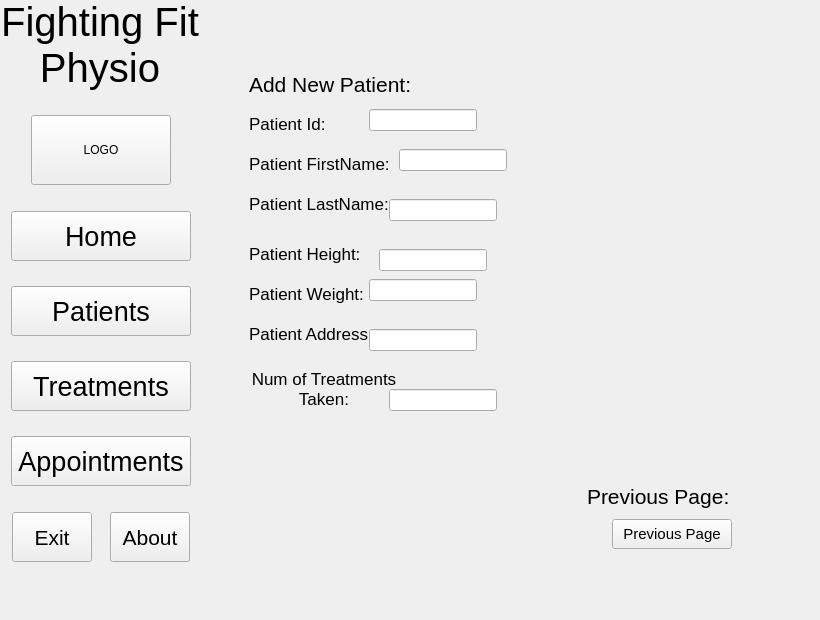
Qt form FIA3.ui (srcoggin/FIA3) before a commit.
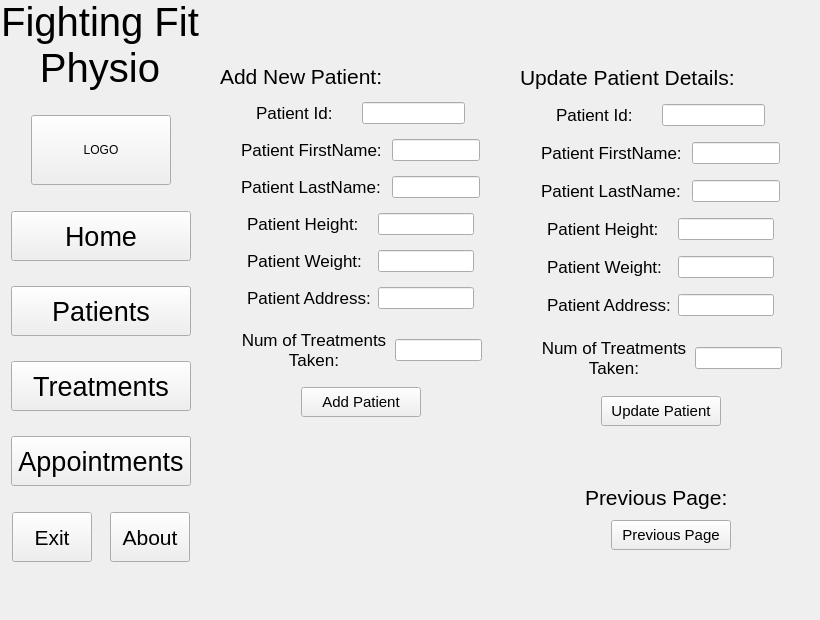
The same form after that commit.

Commit message: Coding page 2 patients, having an annoyance with sql and "parameters"

What changed in the file:
```diff
--- a/FIA3.ui
+++ b/FIA3.ui
@@ -22,8 +22,8 @@
   <widget class="QStackedWidget" name="stackedWidget">
    <property name="geometry">
     <rect>
-     <x>219</x>
-     <y>19</y>
+     <x>220</x>
+     <y>10</y>
      <width>591</width>
      <height>581</height>
     </rect>
@@ -897,9 +897,9 @@
     <widget class="QWidget" name="layoutWidget_2">
      <property name="geometry">
       <rect>
-       <x>320</x>
-       <y>460</y>
-       <width>266</width>
+       <x>340</x>
+       <y>470</y>
+       <width>221</width>
        <height>72</height>
       </rect>
      </property>
@@ -1014,15 +1014,532 @@
       </item>
      </layout>
     </widget>
+    <widget class="QWidget" name="layoutWidget_3">
+     <property name="geometry">
+      <rect>
+       <x>300</x>
+       <y>50</y>
+       <width>281</width>
+       <height>368</height>
+      </rect>
+     </property>
+     <layout class="QVBoxLayout" name="verticalLayout_11">
+      <item>
+       <layout class="QHBoxLayout" name="horizontalLayout_31">
+        <item>
+         <widget class="QLabel" name="label_21">
+          <property name="minimumSize">
+           <size>
+            <width>220</width>
+            <height>30</height>
+           </size>
+          </property>
+          <property name="maximumSize">
+           <size>
+            <width>220</width>
+            <height>30</height>
+           </size>
+          </property>
+          <property name="font">
+           <font>
+            <pointsize>16</pointsize>
+           </font>
+          </property>
+          <property name="text">
+           <string>Update Patient Details:</string>
+          </property>
+         </widget>
+        </item>
+        <item>
+         <spacer name="horizontalSpacer_54">
+          <property name="orientation">
+           <enum>Qt::Horizontal</enum>
+          </property>
+          <property name="sizeHint" stdset="0">
+           <size>
+            <width>40</width>
+            <height>20</height>
+           </size>
+          </property>
+         </spacer>
+        </item>
+       </layout>
+      </item>
+      <item>
+       <layout class="QHBoxLayout" name="horizontalLayout_32">
+        <item>
+         <spacer name="horizontalSpacer_55">
+          <property name="orientation">
+           <enum>Qt::Horizontal</enum>
+          </property>
+          <property name="sizeHint" stdset="0">
+           <size>
+            <width>40</width>
+            <height>20</height>
+           </size>
+          </property>
+         </spacer>
+        </item>
+        <item>
+         <widget class="QLabel" name="label_22">
+          <property name="minimumSize">
+           <size>
+            <width>100</width>
+            <height>30</height>
+           </size>
+          </property>
+          <property name="maximumSize">
+           <size>
+            <width>100</width>
+            <height>30</height>
+           </size>
+          </property>
+          <property name="font">
+           <font>
+            <pointsize>13</pointsize>
+           </font>
+          </property>
+          <property name="text">
+           <string>Patient Id:</string>
+          </property>
+         </widget>
+        </item>
+        <item>
+         <widget class="QLineEdit" name="Update_Patient_Id"/>
+        </item>
+        <item>
+         <spacer name="horizontalSpacer_56">
+          <property name="orientation">
+           <enum>Qt::Horizontal</enum>
+          </property>
+          <property name="sizeHint" stdset="0">
+           <size>
+            <width>40</width>
+            <height>20</height>
+           </size>
+          </property>
+         </spacer>
+        </item>
+       </layout>
+      </item>
+      <item>
+       <layout class="QHBoxLayout" name="horizontalLayout_33">
+        <item>
+         <spacer name="horizontalSpacer_57">
+          <property name="orientation">
+           <enum>Qt::Horizontal</enum>
+          </property>
+          <property name="sizeHint" stdset="0">
+           <size>
+            <width>40</width>
+            <height>20</height>
+           </size>
+          </property>
+         </spacer>
+        </item>
+        <item>
+         <widget class="QLabel" name="label_23">
+          <property name="minimumSize">
+           <size>
+            <width>145</width>
+            <height>30</height>
+           </size>
+          </property>
+          <property name="maximumSize">
+           <size>
+            <width>145</width>
+            <height>30</height>
+           </size>
+          </property>
+          <property name="font">
+           <font>
+            <pointsize>13</pointsize>
+           </font>
+          </property>
+          <property name="text">
+           <string>Patient FirstName:</string>
+          </property>
+         </widget>
+        </item>
+        <item>
+         <widget class="QLineEdit" name="Update_Patient_FirstName"/>
+        </item>
+        <item>
+         <spacer name="horizontalSpacer_58">
+          <property name="orientation">
+           <enum>Qt::Horizontal</enum>
+          </property>
+          <property name="sizeHint" stdset="0">
+           <size>
+            <width>40</width>
+            <height>20</height>
+           </size>
+          </property>
+         </spacer>
+        </item>
+       </layout>
+      </item>
+      <item>
+       <layout class="QHBoxLayout" name="horizontalLayout_34">
+        <item>
+         <spacer name="horizontalSpacer_59">
+          <property name="orientation">
+           <enum>Qt::Horizontal</enum>
+          </property>
+          <property name="sizeHint" stdset="0">
+           <size>
+            <width>40</width>
+            <height>20</height>
+           </size>
+          </property>
+         </spacer>
+        </item>
+        <item>
+         <widget class="QLabel" name="label_24">
+          <property name="minimumSize">
+           <size>
+            <width>145</width>
+            <height>30</height>
+           </size>
+          </property>
+          <property name="maximumSize">
+           <size>
+            <width>145</width>
+            <height>30</height>
+           </size>
+          </property>
+          <property name="font">
+           <font>
+            <pointsize>13</pointsize>
+           </font>
+          </property>
+          <property name="text">
+           <string>Patient LastName:</string>
+          </property>
+         </widget>
+        </item>
+        <item>
+         <widget class="QLineEdit" name="Update_Patient_LastName"/>
+        </item>
+        <item>
+         <spacer name="horizontalSpacer_60">
+          <property name="orientation">
+           <enum>Qt::Horizontal</enum>
+          </property>
+          <property name="sizeHint" stdset="0">
+           <size>
+            <width>40</width>
+            <height>20</height>
+           </size>
+          </property>
+         </spacer>
+        </item>
+       </layout>
+      </item>
+      <item>
+       <layout class="QHBoxLayout" name="horizontalLayout_35">
+        <item>
+         <spacer name="horizontalSpacer_61">
+          <property name="orientation">
+           <enum>Qt::Horizontal</enum>
+          </property>
+          <property name="sizeHint" stdset="0">
+           <size>
+            <width>40</width>
+            <height>20</height>
+           </size>
+          </property>
+         </spacer>
+        </item>
+        <item>
+         <widget class="QLabel" name="label_25">
+          <property name="minimumSize">
+           <size>
+            <width>125</width>
+            <height>30</height>
+           </size>
+          </property>
+          <property name="maximumSize">
+           <size>
+            <width>125</width>
+            <height>30</height>
+           </size>
+          </property>
+          <property name="font">
+           <font>
+            <pointsize>13</pointsize>
+           </font>
+          </property>
+          <property name="text">
+           <string>Patient Height:</string>
+          </property>
+         </widget>
+        </item>
+        <item>
+         <widget class="QLineEdit" name="Update_Patient_Height"/>
+        </item>
+        <item>
+         <spacer name="horizontalSpacer_62">
+          <property name="orientation">
+           <enum>Qt::Horizontal</enum>
+          </property>
+          <property name="sizeHint" stdset="0">
+           <size>
+            <width>40</width>
+            <height>20</height>
+           </size>
+          </property>
+         </spacer>
+        </item>
+       </layout>
+      </item>
+      <item>
+       <layout class="QHBoxLayout" name="horizontalLayout_36">
+        <item>
+         <spacer name="horizontalSpacer_63">
+          <property name="orientation">
+           <enum>Qt::Horizontal</enum>
+          </property>
+          <property name="sizeHint" stdset="0">
+           <size>
+            <width>40</width>
+            <height>20</height>
+           </size>
+          </property>
+         </spacer>
+        </item>
+        <item>
+         <widget class="QLabel" name="label_26">
+          <property name="minimumSize">
+           <size>
+            <width>125</width>
+            <height>30</height>
+           </size>
+          </property>
+          <property name="maximumSize">
+           <size>
+            <width>125</width>
+            <height>30</height>
+           </size>
+          </property>
+          <property name="font">
+           <font>
+            <pointsize>13</pointsize>
+           </font>
+          </property>
+          <property name="text">
+           <string>Patient Weight:</string>
+          </property>
+         </widget>
+        </item>
+        <item>
+         <widget class="QLineEdit" name="Update_Patient_Weight"/>
+        </item>
+        <item>
+         <spacer name="horizontalSpacer_64">
+          <property name="orientation">
+           <enum>Qt::Horizontal</enum>
+          </property>
+          <property name="sizeHint" stdset="0">
+           <size>
+            <width>40</width>
+            <height>20</height>
+           </size>
+          </property>
+         </spacer>
+        </item>
+       </layout>
+      </item>
+      <item>
+       <layout class="QHBoxLayout" name="horizontalLayout_37">
+        <item>
+         <spacer name="horizontalSpacer_65">
+          <property name="orientation">
+           <enum>Qt::Horizontal</enum>
+          </property>
+          <property name="sizeHint" stdset="0">
+           <size>
+            <width>40</width>
+            <height>20</height>
+           </size>
+          </property>
+         </spacer>
+        </item>
+        <item>
+         <widget class="QLabel" name="label_27">
+          <property name="minimumSize">
+           <size>
+            <width>125</width>
+            <height>30</height>
+           </size>
+          </property>
+          <property name="maximumSize">
+           <size>
+            <width>125</width>
+            <height>30</height>
+           </size>
+          </property>
+          <property name="font">
+           <font>
+            <pointsize>13</pointsize>
+           </font>
+          </property>
+          <property name="text">
+           <string>Patient Address:</string>
+          </property>
+         </widget>
+        </item>
+        <item>
+         <widget class="QLineEdit" name="Update_Patient_Address"/>
+        </item>
+        <item>
+         <spacer name="horizontalSpacer_66">
+          <property name="orientation">
+           <enum>Qt::Horizontal</enum>
+          </property>
+          <property name="sizeHint" stdset="0">
+           <size>
+            <width>40</width>
+            <height>20</height>
+           </size>
+          </property>
+         </spacer>
+        </item>
+       </layout>
+      </item>
+      <item>
+       <layout class="QHBoxLayout" name="horizontalLayout_38">
+        <item>
+         <spacer name="horizontalSpacer_67">
+          <property name="orientation">
+           <enum>Qt::Horizontal</enum>
+          </property>
+          <property name="sizeHint" stdset="0">
+           <size>
+            <width>40</width>
+            <height>20</height>
+           </size>
+          </property>
+         </spacer>
+        </item>
+        <item>
+         <widget class="QLabel" name="label_28">
+          <property name="minimumSize">
+           <size>
+            <width>150</width>
+            <height>60</height>
+           </size>
+          </property>
+          <property name="maximumSize">
+           <size>
+            <width>150</width>
+            <height>60</height>
+           </size>
+          </property>
+          <property name="font">
+           <font>
+            <pointsize>13</pointsize>
+           </font>
+          </property>
+          <property name="text">
+           <string>Num of Treatments Taken:</string>
+          </property>
+          <property name="alignment">
+           <set>Qt::AlignCenter</set>
+          </property>
+          <property name="wordWrap">
+           <bool>true</bool>
+          </property>
+         </widget>
+        </item>
+        <item>
+         <widget class="QLineEdit" name="Update_Num_Of_Treatments"/>
+        </item>
+        <item>
+         <spacer name="horizontalSpacer_68">
+          <property name="orientation">
+           <enum>Qt::Horizontal</enum>
+          </property>
+          <property name="sizeHint" stdset="0">
+           <size>
+            <width>40</width>
+            <height>20</height>
+           </size>
+          </property>
+         </spacer>
+        </item>
+       </layout>
+      </item>
+      <item>
+       <layout class="QHBoxLayout" name="horizontalLayout_39">
+        <item>
+         <spacer name="horizontalSpacer_69">
+          <property name="orientation">
+           <enum>Qt::Horizontal</enum>
+          </property>
+          <property name="sizeHint" stdset="0">
+           <size>
+            <width>40</width>
+            <height>20</height>
+           </size>
+          </property>
+         </spacer>
+        </item>
+        <item>
+         <widget class="QPushButton" name="Update_Patient_Button">
+          <property name="minimumSize">
+           <size>
+            <width>120</width>
+            <height>30</height>
+           </size>
+          </property>
+          <property name="maximumSize">
+           <size>
+            <width>120</width>
+            <height>30</height>
+           </size>
+          </property>
+          <property name="font">
+           <font>
+            <pointsize>11</pointsize>
+           </font>
+          </property>
+          <property name="text">
+           <string>Update Patient</string>
+          </property>
+         </widget>
+        </item>
+        <item>
+         <spacer name="horizontalSpacer_70">
+          <property name="orientation">
+           <enum>Qt::Horizontal</enum>
+          </property>
+          <property name="sizeHint" stdset="0">
+           <size>
+            <width>40</width>
+            <height>20</height>
+           </size>
+          </property>
+         </spacer>
+        </item>
+       </layout>
+      </item>
+     </layout>
+    </widget>
+    <widget class="QWidget" name="">
+     <property name="geometry">
+      <rect>
+       <x>0</x>
+       <y>50</y>
+       <width>281</width>
+       <height>361</height>
+      </rect>
+     </property>
+     <layout class="QVBoxLayout" name="verticalLayout_10">
+      <item>
+       <layout class="QHBoxLayout" name="horizontalLayout_22">
+        <item>
     <widget class="QLabel" name="label_13">
-     <property name="geometry">
-      <rect>
-       <x>30</x>
-       <y>50</y>
-       <width>170</width>
-       <height>30</height>
-      </rect>
-     </property>
      <property name="minimumSize">
       <size>
        <width>170</width>
@@ -1044,15 +1561,39 @@
       <string>Add New Patient:</string>
      </property>
     </widget>
+        </item>
+        <item>
+         <spacer name="horizontalSpacer_37">
+          <property name="orientation">
+           <enum>Qt::Horizontal</enum>
+          </property>
+          <property name="sizeHint" stdset="0">
+           <size>
+            <width>40</width>
+            <height>20</height>
+           </size>
+          </property>
+         </spacer>
+        </item>
+       </layout>
+      </item>
+      <item>
+       <layout class="QHBoxLayout" name="horizontalLayout_23">
+        <item>
+         <spacer name="horizontalSpacer_38">
+          <property name="orientation">
+           <enum>Qt::Horizontal</enum>
+          </property>
+          <property name="sizeHint" stdset="0">
+           <size>
+            <width>40</width>
+            <height>20</height>
+           </size>
+          </property>
+         </spacer>
+        </item>
+        <item>
     <widget class="QLabel" name="label_14">
-     <property name="geometry">
-      <rect>
-       <x>30</x>
-       <y>90</y>
-       <width>100</width>
-       <height>30</height>
-      </rect>
-     </property>
      <property name="minimumSize">
       <size>
        <width>100</width>
@@ -1074,15 +1615,42 @@
       <string>Patient Id:</string>
      </property>
     </widget>
+        </item>
+        <item>
+         <widget class="QLineEdit" name="Add_Patient_Id"/>
+        </item>
+        <item>
+         <spacer name="horizontalSpacer_51">
+          <property name="orientation">
+           <enum>Qt::Horizontal</enum>
+          </property>
+          <property name="sizeHint" stdset="0">
+           <size>
+            <width>40</width>
+            <height>20</height>
+           </size>
+          </property>
+         </spacer>
+        </item>
+       </layout>
+      </item>
+      <item>
+       <layout class="QHBoxLayout" name="horizontalLayout_24">
+        <item>
+         <spacer name="horizontalSpacer_39">
+          <property name="orientation">
+           <enum>Qt::Horizontal</enum>
+          </property>
+          <property name="sizeHint" stdset="0">
+           <size>
+            <width>40</width>
+            <height>20</height>
+           </size>
+          </property>
+         </spacer>
+        </item>
+        <item>
     <widget class="QLabel" name="label_15">
-     <property name="geometry">
-      <rect>
-       <x>30</x>
-       <y>130</y>
-       <width>145</width>
-       <height>30</height>
-      </rect>
-     </property>
      <property name="minimumSize">
       <size>
        <width>145</width>
@@ -1104,15 +1672,42 @@
       <string>Patient FirstName:</string>
      </property>
     </widget>
+        </item>
+        <item>
+         <widget class="QLineEdit" name="Add_Patient__FirstName"/>
+        </item>
+        <item>
+         <spacer name="horizontalSpacer_50">
+          <property name="orientation">
+           <enum>Qt::Horizontal</enum>
+          </property>
+          <property name="sizeHint" stdset="0">
+           <size>
+            <width>40</width>
+            <height>20</height>
+           </size>
+          </property>
+         </spacer>
+        </item>
+       </layout>
+      </item>
+      <item>
+       <layout class="QHBoxLayout" name="horizontalLayout_25">
+        <item>
+         <spacer name="horizontalSpacer_40">
+          <property name="orientation">
+           <enum>Qt::Horizontal</enum>
+          </property>
+          <property name="sizeHint" stdset="0">
+           <size>
+            <width>40</width>
+            <height>20</height>
+           </size>
+          </property>
+         </spacer>
+        </item>
+        <item>
     <widget class="QLabel" name="label_16">
-     <property name="geometry">
-      <rect>
-       <x>30</x>
-       <y>170</y>
-       <width>145</width>
-       <height>30</height>
-      </rect>
-     </property>
      <property name="minimumSize">
       <size>
        <width>145</width>
@@ -1134,15 +1729,42 @@
       <string>Patient LastName:</string>
      </property>
     </widget>
+        </item>
+        <item>
+         <widget class="QLineEdit" name="Add_Patient_LastName"/>
+        </item>
+        <item>
+         <spacer name="horizontalSpacer_49">
+          <property name="orientation">
+           <enum>Qt::Horizontal</enum>
+          </property>
+          <property name="sizeHint" stdset="0">
+           <size>
+            <width>40</width>
+            <height>20</height>
+           </size>
+          </property>
+         </spacer>
+        </item>
+       </layout>
+      </item>
+      <item>
+       <layout class="QHBoxLayout" name="horizontalLayout_26">
+        <item>
+         <spacer name="horizontalSpacer_41">
+          <property name="orientation">
+           <enum>Qt::Horizontal</enum>
+          </property>
+          <property name="sizeHint" stdset="0">
+           <size>
+            <width>40</width>
+            <height>20</height>
+           </size>
+          </property>
+         </spacer>
+        </item>
+        <item>
     <widget class="QLabel" name="label_17">
-     <property name="geometry">
-      <rect>
-       <x>30</x>
-       <y>220</y>
-       <width>125</width>
-       <height>30</height>
-      </rect>
-     </property>
      <property name="minimumSize">
       <size>
        <width>125</width>
@@ -1164,15 +1786,42 @@
       <string>Patient Height:</string>
      </property>
     </widget>
+        </item>
+        <item>
+         <widget class="QLineEdit" name="Add_Patient_Height"/>
+        </item>
+        <item>
+         <spacer name="horizontalSpacer_48">
+          <property name="orientation">
+           <enum>Qt::Horizontal</enum>
+          </property>
+          <property name="sizeHint" stdset="0">
+           <size>
+            <width>40</width>
+            <height>20</height>
+           </size>
+          </property>
+         </spacer>
+        </item>
+       </layout>
+      </item>
+      <item>
+       <layout class="QHBoxLayout" name="horizontalLayout_27">
+        <item>
+         <spacer name="horizontalSpacer_42">
+          <property name="orientation">
+           <enum>Qt::Horizontal</enum>
+          </property>
+          <property name="sizeHint" stdset="0">
+           <size>
+            <width>40</width>
+            <height>20</height>
+           </size>
+          </property>
+         </spacer>
+        </item>
+        <item>
     <widget class="QLabel" name="label_18">
-     <property name="geometry">
-      <rect>
-       <x>30</x>
-       <y>260</y>
-       <width>125</width>
-       <height>30</height>
-      </rect>
-     </property>
      <property name="minimumSize">
       <size>
        <width>125</width>
@@ -1194,15 +1843,42 @@
       <string>Patient Weight:</string>
      </property>
     </widget>
+        </item>
+        <item>
+         <widget class="QLineEdit" name="Add_Patient_Weight"/>
+        </item>
+        <item>
+         <spacer name="horizontalSpacer_47">
+          <property name="orientation">
+           <enum>Qt::Horizontal</enum>
+          </property>
+          <property name="sizeHint" stdset="0">
+           <size>
+            <width>40</width>
+            <height>20</height>
+           </size>
+          </property>
+         </spacer>
+        </item>
+       </layout>
+      </item>
+      <item>
+       <layout class="QHBoxLayout" name="horizontalLayout_28">
+        <item>
+         <spacer name="horizontalSpacer_43">
+          <property name="orientation">
+           <enum>Qt::Horizontal</enum>
+          </property>
+          <property name="sizeHint" stdset="0">
+           <size>
+            <width>40</width>
+            <height>20</height>
+           </size>
+          </property>
+         </spacer>
+        </item>
+        <item>
     <widget class="QLabel" name="label_19">
-     <property name="geometry">
-      <rect>
-       <x>30</x>
-       <y>300</y>
-       <width>125</width>
-       <height>30</height>
-      </rect>
-     </property>
      <property name="minimumSize">
       <size>
        <width>125</width>
@@ -1221,18 +1897,45 @@
       </font>
      </property>
      <property name="text">
-      <string>Patient Address</string>
-     </property>
-    </widget>
+           <string>Patient Address:</string>
+          </property>
+         </widget>
+        </item>
+        <item>
+         <widget class="QLineEdit" name="Add_Patient_Address"/>
+        </item>
+        <item>
+         <spacer name="horizontalSpacer_46">
+          <property name="orientation">
+           <enum>Qt::Horizontal</enum>
+          </property>
+          <property name="sizeHint" stdset="0">
+           <size>
+            <width>40</width>
+            <height>20</height>
+           </size>
+          </property>
+         </spacer>
+        </item>
+       </layout>
+      </item>
+      <item>
+       <layout class="QHBoxLayout" name="horizontalLayout_29">
+        <item>
+         <spacer name="horizontalSpacer_44">
+          <property name="orientation">
+           <enum>Qt::Horizontal</enum>
+          </property>
+          <property name="sizeHint" stdset="0">
+           <size>
+            <width>40</width>
+            <height>20</height>
+           </size>
+          </property>
+         </spacer>
+        </item>
+        <item>
     <widget class="QLabel" name="label_20">
-     <property name="geometry">
-      <rect>
-       <x>30</x>
-       <y>340</y>
-       <width>150</width>
-       <height>60</height>
-      </rect>
-     </property>
      <property name="minimumSize">
       <size>
        <width>150</width>
@@ -1260,75 +1963,80 @@
       <bool>true</bool>
      </property>
     </widget>
-    <widget class="QLineEdit" name="Add_Patient_Id">
-     <property name="geometry">
-      <rect>
-       <x>150</x>
-       <y>90</y>
-       <width>108</width>
-       <height>22</height>
-      </rect>
-     </property>
-    </widget>
-    <widget class="QLineEdit" name="Add_Patient__FirstName">
-     <property name="geometry">
-      <rect>
-       <x>180</x>
-       <y>130</y>
-       <width>108</width>
-       <height>22</height>
-      </rect>
-     </property>
-    </widget>
-    <widget class="QLineEdit" name="Add_Patient_LastName">
-     <property name="geometry">
-      <rect>
-       <x>170</x>
-       <y>180</y>
-       <width>108</width>
-       <height>22</height>
-      </rect>
-     </property>
-    </widget>
-    <widget class="QLineEdit" name="Add_Patient_Height">
-     <property name="geometry">
-      <rect>
-       <x>160</x>
-       <y>230</y>
-       <width>108</width>
-       <height>22</height>
-      </rect>
-     </property>
-    </widget>
-    <widget class="QLineEdit" name="Add_Patient_Weight">
-     <property name="geometry">
-      <rect>
-       <x>150</x>
-       <y>260</y>
-       <width>108</width>
-       <height>22</height>
-      </rect>
-     </property>
-    </widget>
-    <widget class="QLineEdit" name="Add_Patient_Address">
-     <property name="geometry">
-      <rect>
-       <x>150</x>
-       <y>310</y>
-       <width>108</width>
-       <height>22</height>
-      </rect>
-     </property>
-    </widget>
-    <widget class="QLineEdit" name="Add_Num_Of_treat">
-     <property name="geometry">
-      <rect>
-       <x>170</x>
-       <y>370</y>
-       <width>108</width>
-       <height>22</height>
-      </rect>
-     </property>
+        </item>
+        <item>
+         <widget class="QLineEdit" name="Add_Num_Of_treat"/>
+        </item>
+        <item>
+         <spacer name="horizontalSpacer_45">
+          <property name="orientation">
+           <enum>Qt::Horizontal</enum>
+          </property>
+          <property name="sizeHint" stdset="0">
+           <size>
+            <width>40</width>
+            <height>20</height>
+           </size>
+          </property>
+         </spacer>
+        </item>
+       </layout>
+      </item>
+      <item>
+       <layout class="QHBoxLayout" name="horizontalLayout_30">
+        <item>
+         <spacer name="horizontalSpacer_52">
+          <property name="orientation">
+           <enum>Qt::Horizontal</enum>
+          </property>
+          <property name="sizeHint" stdset="0">
+           <size>
+            <width>40</width>
+            <height>20</height>
+           </size>
+          </property>
+         </spacer>
+        </item>
+        <item>
+         <widget class="QPushButton" name="Add_Patient_Button">
+          <property name="minimumSize">
+           <size>
+            <width>120</width>
+            <height>30</height>
+           </size>
+          </property>
+          <property name="maximumSize">
+           <size>
+            <width>120</width>
+            <height>30</height>
+           </size>
+          </property>
+          <property name="font">
+           <font>
+            <pointsize>11</pointsize>
+           </font>
+          </property>
+          <property name="text">
+           <string>Add Patient</string>
+          </property>
+         </widget>
+        </item>
+        <item>
+         <spacer name="horizontalSpacer_53">
+          <property name="orientation">
+           <enum>Qt::Horizontal</enum>
+          </property>
+          <property name="sizeHint" stdset="0">
+           <size>
+            <width>40</width>
+            <height>20</height>
+           </size>
+          </property>
+         </spacer>
+        </item>
+       </layout>
+      </item>
+     </layout>
     </widget>
    </widget>
   </widget>
```
Left out of the diff: 27 changed lines with no effect on the pictures. Lines whose indentation alone changed are shown as unchanged. The commit also changes 7 other files.
